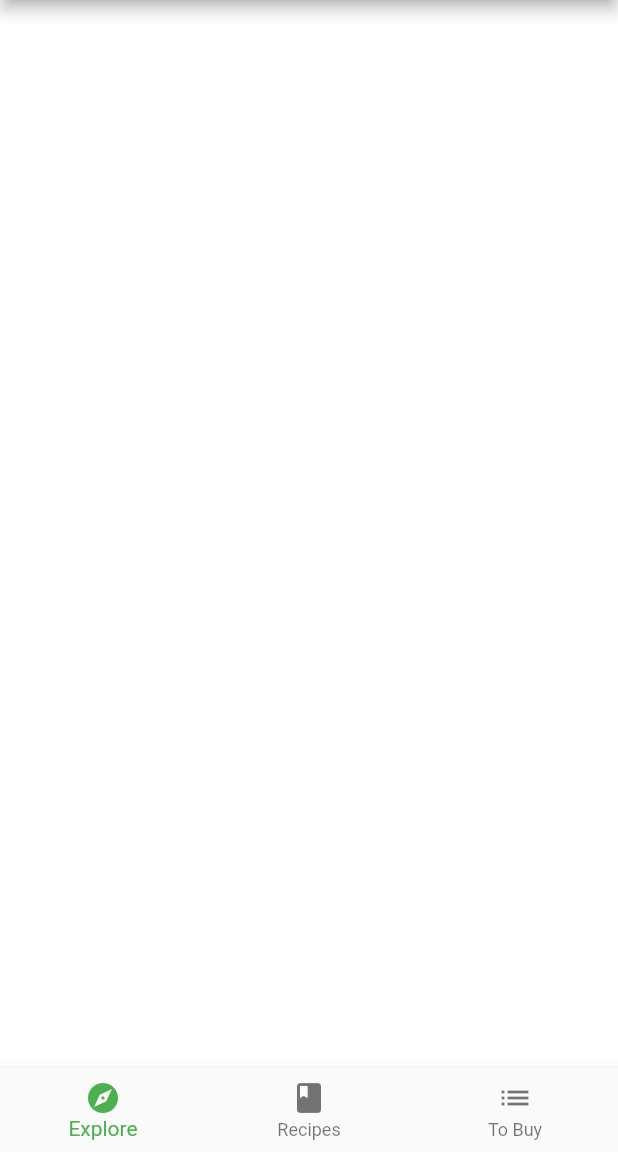
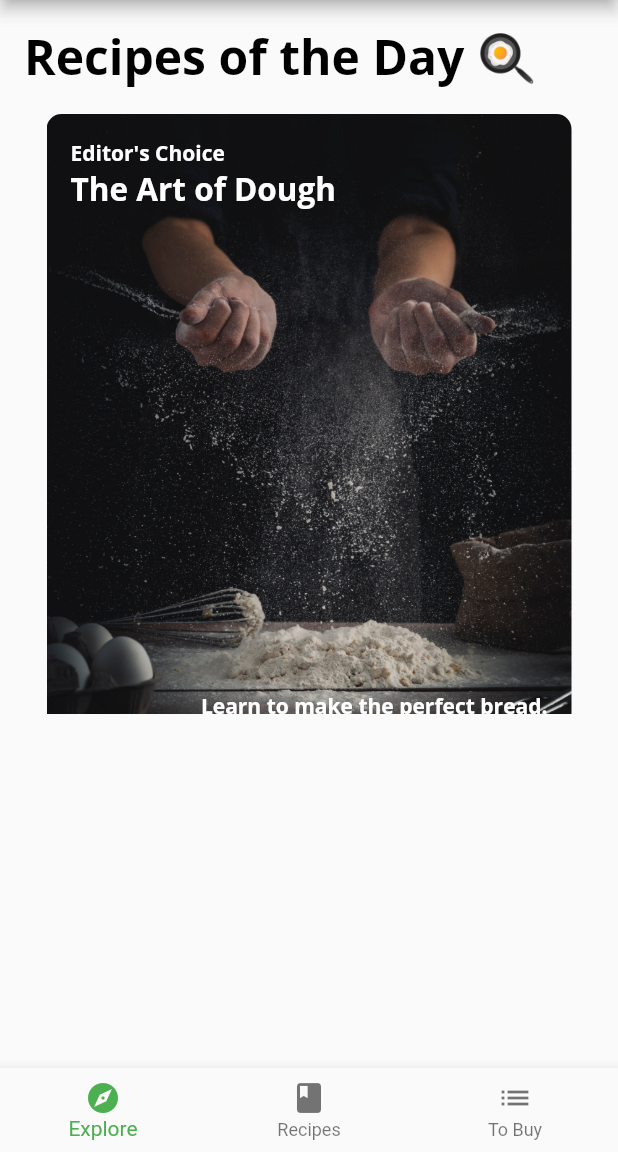
Before and after one commit to El-Sy/fooderlich, a Flutter app: the screen it shows after launch, on a phone screen of 412 x 824 dp, the part 84-1236 px from its top. Run offline on Flutter 3.47's test engine with Material 2 defaults, Android fonts, the phone set to English and light mode, and no system bars; our stand-ins replace google_fonts; statements that could not run were skipped; project files that could hold a hidden picture were left out.

Commit message:
added widgets for recipes

```diff
--- a/5ScrollableWidgets/lib/components/components.dart
+++ b/5ScrollableWidgets/lib/components/components.dart
@@ -3,3 +3,4 @@ export 'card1.dart';
 export 'card2.dart';
 export 'card3.dart';
 export 'circle_image.dart';
+export 'today_recipe_list_view.dart';
--- /dev/null
+++ b/5ScrollableWidgets/lib/components/today_recipe_list_view.dart
@@ -0,0 +1,57 @@
+import 'package:flutter/material.dart';
+
+import 'components.dart';
+import '../models/models.dart';
+
+class TodayRecipeListView extends StatelessWidget {
+  final List<ExploreRecipe> recipes;
+
+  const TodayRecipeListView({Key? key, required this.recipes})
+      : super(key: key);
+
+  @override
+  Widget build(BuildContext context) {
+    return Padding(
+      padding: const EdgeInsets.only(
+        left: 16,
+        right: 16,
+        top: 16,
+      ),
+      child: Column(
+        crossAxisAlignment: CrossAxisAlignment.start,
+        children: [
+          Text(
+            'Recipes of the Day 🍳',
+            style: Theme.of(context).textTheme.headline1,
+          ),
+          const SizedBox(height: 16),
+          Container(
+            height: 400,
+            color: Colors.transparent,
+            child: ListView.separated(
+              itemBuilder: (context,index){
+                final recipe = recipes[index];
+                return buildCard(recipe);
+              }
+            , separatorBuilder: (context,index){
+              return const SizedBox(width: 16,)
+            },
+            itemCount: recipes.length,),
+          )
+        ],
+      ),
+    );
+  }
+
+  Widget buildCard(ExploreRecipe recipe){
+    if (recipe.cardType == RecipeCardType.card1) {
+      return Card1(recipe: recipe);
+    } else if (recipe.cardType == RecipeCardType.card2) {
+      return Card2(recipe: recipe);
+    } else if (recipe.cardType == RecipeCardType.card3) {
+      return Card3(recipe: recipe);
+    } else {
+      throw Exception('This card doesn\'t exist yet');
+    }
+  }
+}
--- a/5ScrollableWidgets/lib/home.dart
+++ b/5ScrollableWidgets/lib/home.dart
@@ -1,4 +1,5 @@
 import 'package:flutter/material.dart';
+import 'package:fooderlich/screens/explore_screen.dart';
 
 class Home extends StatefulWidget {
   const Home({Key? key}) : super(key: key);
@@ -11,7 +12,7 @@ class _HomeState extends State<Home> {
   int _selectedIndex = 0;
 
   static List<Widget> pages = <Widget>[
-    // TODO: Replace with ExploreScreen
+    ExploreScreen(),
     Container(color: Colors.white),
     // TODO: Replace with RecipesScreen
     Container(color: Colors.green),
--- /dev/null
+++ b/5ScrollableWidgets/lib/screens/explore_screen.dart
@@ -0,0 +1,28 @@
+import 'package:flutter/material.dart';
+
+import '../components/components.dart';
+import '../models/models.dart';
+import '../api/mock_fooderlich_service.dart';
+
+class ExploreScreen extends StatelessWidget {
+  final mockService = MockFooderlichService();
+
+  ExploreScreen({Key? key}) : super(key: key);
+
+  @override
+  Widget build(BuildContext context) {
+    return FutureBuilder(
+        future: mockService.getExploreData(),
+        builder: (context, AsyncSnapshot<ExploreData> snapshot) {
+          if (snapshot.connectionState == ConnectionState.done) {
+            final recipes = snapshot.data?.todayRecipes ?? [];
+
+            return TodayRecipeListView(recipes: recipes);
+          } else {
+            return const Center(
+              child: CircularProgressIndicator(),
+            );
+          }
+        });
+  }
+}
```
Also changed, not shown: 3 other files.
